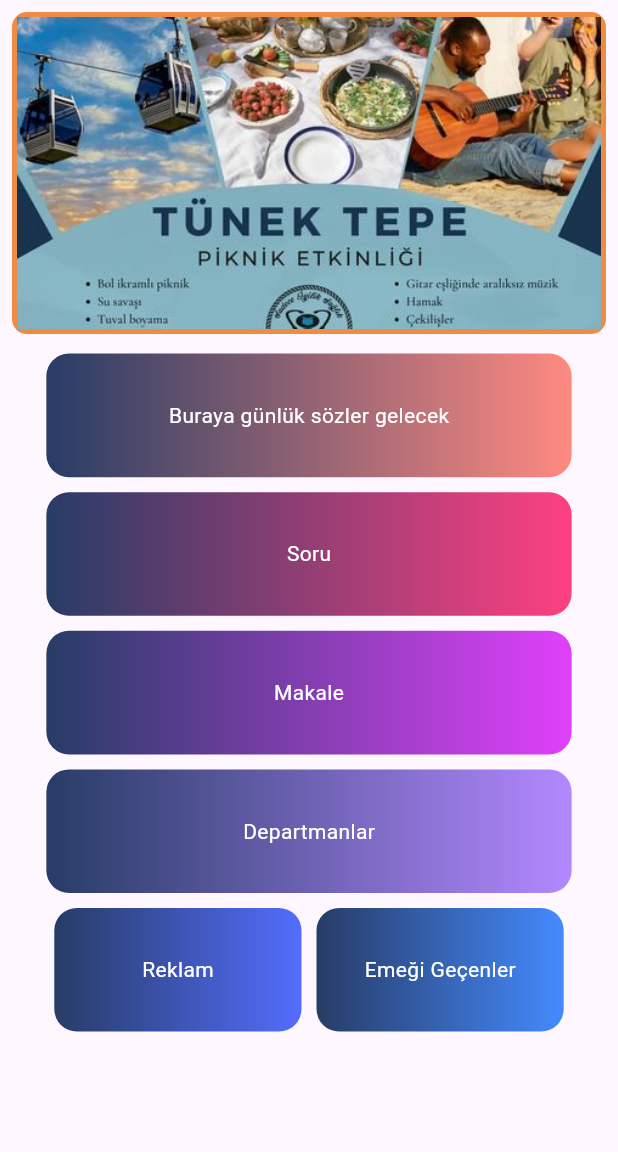
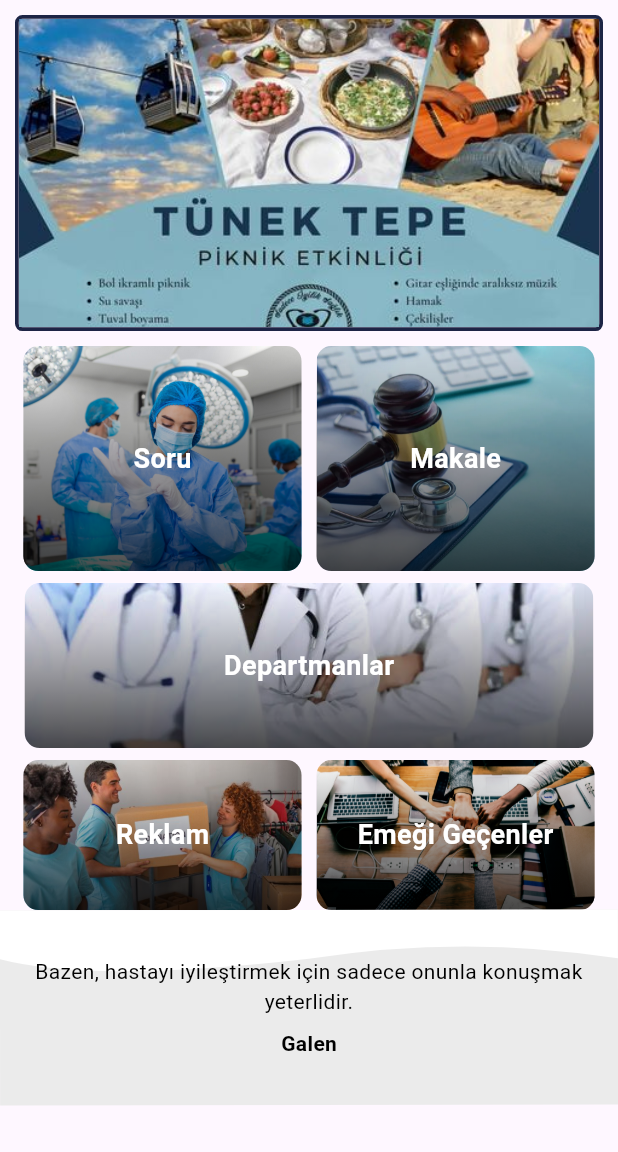
Before and after one commit to Sadece-Iyilik-Saglik/sadece_iylik_saglik, a Flutter app: the HomeScreen screen opened directly, on a phone screen of 412 x 824 dp, the part 84-1236 px from its top. Run offline on Flutter 3.47's test engine with Material 3 defaults, Android fonts, the phone set to English and light mode, and no system bars; our stand-ins replace animate_do, flutter_otp_text_field, photo_view, smooth_page_indicator.

Commit message:
home screen daily quotes UI is updated

```diff
--- a/lib/core/constants/app/image_strings.dart
+++ b/lib/core/constants/app/image_strings.dart
@@ -1,10 +1,20 @@
 class ImagesPath {
-  static String kOnboardingFirst = 'assets/images/onboarding_1.png';
-  static String kOnboardingSecond = 'assets/images/onboarding_2.png';
-  static String kOnboardingThird = 'assets/images/onboarding_3.png';
+  // logo
   static String akdenizLogo = 'assets/images/logo/akdeniz_logo.png';
-  static String second = 'assets/images/second.png';
-  static String team = 'assets/images/team.png';
-  static String welcome = 'assets/images/welcome.png';
-  static String welcome_color = 'assets/images/welcome_color.png';
+  static String akdenizSignupLogo = 'assets/images/logo/logoSignup.png';
+
+  // onboarding
+  static String onboardingSecond = 'assets/images/onboarding/second.png';
+  static String onboardingTeam = 'assets/images/onboarding/team.png';
+  static String onboardingWelcome = 'assets/images/onboarding/welcome.png';
+  static String welcomeColor = 'assets/images/welcome_color.png';
+
+  // home screen
+  static String homeScreenQuestion = 'assets/images/homeScreen/question.jpeg';
+  static String homeScreenAdvertisement = 'assets/images/homeScreen/ad.jpeg';
+  static String homeScreenArticle = 'assets/images/homeScreen/article.jpeg';
+  static String homeScreenDepartments =
+      'assets/images/homeScreen/departments.jpeg';
+  static String homeScreenContributors =
+      'assets/images/homeScreen/contributors.jpeg';
 }
--- a/lib/core/viewmodel/onboarding_view_model.dart
+++ b/lib/core/viewmodel/onboarding_view_model.dart
@@ -5,18 +5,18 @@ class OnBoardingViewModel {
   static List<Onboarding> onboardingList = [
     Onboarding(
       title: 'Hoşgeldin',
-      image: ImagesPath.welcome,
+      image: ImagesPath.onboardingWelcome,
       description:
           'Kendini test ederek ,eksiklerini giderebilirsin. Farklı dönemler, farklı komiteler ve farklı derslerden özenle hazırlanmış testlerle bir adım öne geç.',
     ),
     Onboarding(
       title: 'Makale mi test mi?',
-      image: ImagesPath.second,
+      image: ImagesPath.onboardingSecond,
       description:
           'İstersen test çöz, istersen dilediğin konuda makale araştırması yap.',
     ),
     Onboarding(
-      image: ImagesPath.team,
+      image: ImagesPath.onboardingTeam,
       title: 'Sadece iyilik Sağlık',
       description: 'Sadece İyilik Sağlık topluluğu tarafından yapılmıştır.',
     ),
--- a/lib/view/auth/signup_screen.dart
+++ b/lib/view/auth/signup_screen.dart
@@ -2,6 +2,7 @@ import 'package:flutter/cupertino.dart';
 import 'package:flutter/material.dart';
 import 'package:sadece_iylik_saglik/core/base/state/base_state.dart';
 import 'package:sadece_iylik_saglik/core/base/view/base_view.dart';
+import 'package:sadece_iylik_saglik/core/constants/app/image_strings.dart';
 import 'package:sadece_iylik_saglik/core/model/user_model.dart';
 import 'package:sadece_iylik_saglik/core/network/auth/auth.dart';
 import 'package:sadece_iylik_saglik/view/auth/login_screen.dart';
@@ -55,7 +56,7 @@ class _SignupScreenState extends BaseState<SignupScreen> {
               ),
               // headArea,
               SizedBox(
-                height: dynamicHeight(0.53),
+                height: dynamicHeight(0.55),
                 child: Column(
                   children: [
                     TextFieldCommon(
@@ -105,14 +106,14 @@ class _SignupScreenState extends BaseState<SignupScreen> {
           height: sizeHeight * 0.34,
           color: AppColor.kLine,
         ),
-        Image.network('https://akdeniz.edu.tr/assets/images/logo1.png'),
+        Image.asset(ImagesPath.akdenizSignupLogo),
       ],
     );
   }
 
-  Widget get headArea => const Image(
-        image: NetworkImage(
-          'https://akdeniz.edu.tr/assets/images/logo1.png',
+  Widget get headArea => Image(
+        image: AssetImage(
+          ImagesPath.akdenizSignupLogo,
         ),
       );
 
--- /dev/null
+++ b/lib/view/home/components/image_overlay.dart
@@ -0,0 +1,51 @@
+import 'package:flutter/material.dart';
+
+class ImageOverlayCard extends StatelessWidget {
+  final double height;
+  final double width;
+  final String imageLink;
+  final String title;
+
+  const ImageOverlayCard({
+    Key? key,
+    required this.imageLink,
+    required this.title,
+    required this.width,
+    required this.height,
+  }) : super(key: key);
+
+  @override
+  Widget build(BuildContext context) {
+    return Container(
+      height: height,
+      width: width,
+      decoration: BoxDecoration(
+        borderRadius: BorderRadius.circular(10),
+        image: DecorationImage(
+          image: AssetImage(imageLink),
+          fit: BoxFit.cover,
+        ),
+      ),
+      child: Container(
+        decoration: BoxDecoration(
+          borderRadius: BorderRadius.circular(10),
+          gradient: LinearGradient(
+            begin: Alignment.topCenter,
+            end: Alignment.bottomCenter,
+            colors: [Colors.transparent, Colors.black.withOpacity(0.7)],
+          ),
+        ),
+        child: Center(
+          child: Text(
+            title,
+            style: const TextStyle(
+              fontSize: 18,
+              color: Colors.white,
+              fontWeight: FontWeight.bold,
+            ),
+          ),
+        ),
+      ),
+    );
+  }
+}
--- a/lib/view/home/home_screen.dart
+++ b/lib/view/home/home_screen.dart
@@ -1,10 +1,15 @@
 import 'package:flutter/material.dart';
 import 'package:sadece_iylik_saglik/core/base/state/base_state.dart';
 import 'package:sadece_iylik_saglik/core/base/view/base_view.dart';
+import 'package:sadece_iylik_saglik/core/constants/app/color_strings.dart';
+import 'package:sadece_iylik_saglik/core/constants/app/image_strings.dart';
 import 'package:sadece_iylik_saglik/view/article/article_screen.dart';
 import 'package:sadece_iylik_saglik/view/auth/login_screen.dart';
 import 'package:sadece_iylik_saglik/view/question/question_screen.dart';
 import 'package:photo_view/photo_view.dart';
+
+import '../onboarding/components/card_customized.dart';
+import 'components/image_overlay.dart';
 
 class HomeScreen extends StatefulWidget {
   const HomeScreen({super.key});
@@ -33,15 +38,14 @@ class _HomeScreenState extends BaseState<HomeScreen> {
 
   Widget get scaffoldBody => Scaffold(
         appBar: appBar,
-        body: SafeArea(
-          child: SingleChildScrollView(
+        body: SingleChildScrollView(
           child: Column(
             children: [
               carouselArea(),
               menuButtons,
               bottomMenuButtons,
+              bottomCard
             ],
-            ),
           ),
         ),
       );
@@ -56,6 +60,49 @@ class _HomeScreenState extends BaseState<HomeScreen> {
           popUpMenu,
         ],
       );
+  Widget get bottomCard {
+    return Stack(
+      clipBehavior: Clip.none,
+      alignment: Alignment.center,
+      children: [
+        Transform.rotate(
+          angle: 3.14, // 180 derece döndürme
+          child: Container(
+            height: 130,
+            width: double.infinity,
+            color: AppColor.kLine,
+            child: CustomPaint(
+              painter: WavePainter(
+                color: AppColor.kWhite,
+              ),
+            ),
+          ),
+        ),
+        const Padding(
+          padding: EdgeInsets.symmetric(horizontal: 13.0),
+          child: Column(
+            mainAxisAlignment: MainAxisAlignment.center,
+            children: [
+              Text(
+                "Bazen, hastayı iyileştirmek için sadece onunla konuşmak yeterlidir.",
+                style: TextStyle(color: Colors.black),
+                textAlign: TextAlign.center,
+              ),
+              SizedBox(
+                  height: 8), // Add some space between the quote and the author
+              Text(
+                "Galen",
+                style: TextStyle(
+                  color: Colors.black,
+                  fontWeight: FontWeight.bold,
+                ),
+              ),
+            ],
+          ),
+        )
+      ],
+    );
+  }
 
   Widget get popUpMenu => PopupMenuButton<int>(
         offset: const Offset(-10, 40),
@@ -131,7 +178,7 @@ class _HomeScreenState extends BaseState<HomeScreen> {
 
   Widget carouselCard(String image) {
     return Padding(
-      padding: const EdgeInsets.all(8.0),
+      padding: const EdgeInsets.all(10.0),
       child: DecoratedBox(
         decoration: BoxDecoration(
           borderRadius: BorderRadius.circular(10),
@@ -144,10 +191,10 @@ class _HomeScreenState extends BaseState<HomeScreen> {
           child: Container(
             decoration: BoxDecoration(
               border: Border.all(
-                color: const Color(0xFFED8C42),
-                width: 3.5,
+                color: AppColor.kSecondary,
+                width: 2.5,
               ),
-              borderRadius: BorderRadius.circular(10),
+              borderRadius: BorderRadius.circular(5),
             ),
             child: Image.asset(
               image,
@@ -194,167 +241,86 @@ class _HomeScreenState extends BaseState<HomeScreen> {
 
   Widget get menuButtons => Column(
         children: [
-          customMenuButton(
-            "Buraya günlük sözler gelecek",
-            Colors.accents[0].shade100,
-            0.1,
-            0.85,
-            () {
-              // showDailyQuotesDialog(context);
+          firstRowOfQuestionAndArticle,
+          Padding(
+            padding: const EdgeInsets.symmetric(vertical: 8.0),
+            child: GestureDetector(
+              onTap: () {
+                // showDepartmentsPage();
+                showQuestionsPage();
               },
+              child: ImageOverlayCard(
+                imageLink: ImagesPath.homeScreenDepartments,
+                title: 'Departmanlar',
+                width: dynamicWidth(0.92),
+                height: 110,
               ),
-          customMenuButton(
-            "Soru",
-            Colors.accents[1].shade200,
-            0.1,
-            0.85,
-            () {},
             ),
-          customMenuButton(
-            "Makale",
-            Colors.accents[2].shade200,
-            0.1,
-            0.85,
-            () => showArticlePage(),
-          ),
-          customMenuButton(
-            "Departmanlar",
-            Colors.accents[3].shade100,
-            0.1,
-            0.85,
-            () => {
-              showQuestionsPage()
-              // showDepartmentsPage()
-            },
           ),
         ],
       );
+  Widget get firstRowOfQuestionAndArticle => Row(
+        mainAxisAlignment: MainAxisAlignment.center,
+        children: [
+          GestureDetector(
+            onTap: () {
+              // Burada tıklama olayına ne yapılacağını ekleyebilirsiniz.
+              // Örneğin, bir sayfaya gitmek için Navigator kullanabilirsiniz.
+            },
+            child: ImageOverlayCard(
+              imageLink: ImagesPath.homeScreenQuestion,
+              title: 'Soru',
+              width: dynamicWidth(0.45),
+              height: 150,
+            ),
+          ),
+          const SizedBox(
+            width: 10,
+          ),
+          GestureDetector(
+            onTap: () {
+              showArticlePage();
+            },
+            child: ImageOverlayCard(
+              imageLink: ImagesPath.homeScreenArticle,
+              title: 'Makale',
+              width: dynamicWidth(0.45),
+              height: 150,
+            ),
+          ),
+        ],
+      );
+
   Widget get bottomMenuButtons => Row(
         mainAxisAlignment: MainAxisAlignment.center,
         children: [
-          customMenuButton(
-            "Reklam",
-            Colors.accents[4].shade200,
-            0.1,
-            0.40,
-            () => showAdPage(),
+          GestureDetector(
+            onTap: () {
+              showAdPage();
+            },
+            child: ImageOverlayCard(
+              imageLink: ImagesPath.homeScreenAdvertisement,
+              title: 'Reklam',
+              width: dynamicWidth(0.45),
+              height: 100,
             ),
-          customMenuButton(
-            "Emeği Geçenler",
-            Colors.accents[5].shade200,
-            0.1,
-            0.4,
-            showContributors,
+          ),
+          const SizedBox(
+            width: 10,
+          ),
+          GestureDetector(
+            onTap: () {
+              showContributors();
+            },
+            child: ImageOverlayCard(
+              imageLink: ImagesPath.homeScreenContributors,
+              title: 'Emeği Geçenler',
+              width: dynamicWidth(0.45),
+              height: 100,
+            ),
           ),
         ],
       );
-  Widget customMenuButton(String s, Color color, double height, double width,
-      Function() onTapFunction) {
-    return InkWell(
-      onTap: () {
-        onTapFunction();
-      },
-      child: Container(
-        margin: const EdgeInsets.all(5),
-        decoration: BoxDecoration(
-          color: color,
-          borderRadius: BorderRadius.circular(15),
-          // border: Border.all(
-          //   color: const Color(0xFFED8C42),
-          //   width: 0,
-          // ),
-          gradient: LinearGradient(
-            colors: [
-              const Color(0xFF273C66),
-              color,
-            ],
-          ),
-        ),
-        width: dynamicWidth(width),
-        height: dynamicHeight(height),
-        child: Center(
-          child: Text(
-            s,
-            style: const TextStyle(color: Colors.white),
-          ),
-        ),
-      ),
-    );
-  }
-
-  // void showDailyQuotesDialog(BuildContext context) {
-  //   showGeneralDialog(
-  //     barrierLabel: "Label",
-  //     barrierDismissible: true,
-  //     barrierColor: Colors.black.withOpacity(0.6),
-  //     transitionDuration: const Duration(milliseconds: 200),
-  //     context: context,
-  //     pageBuilder: (context, animation1, animation2) {
-  //       final curvedValue = Curves.easeInOut.transform(animation1.value);
-  //       return Center(
-  //         child: SizedBox(
-  //           width: dynamicWidth(0.9),
-  //           child: Material(
-  //             color: Colors.transparent,
-  //             child: Transform.scale(
-  //               scale: 1 + (0.2 * curvedValue),
-  //               child: Container(
-  //                 decoration: BoxDecoration(
-  //                   color: Colors.white,
-  //                   borderRadius: BorderRadius.circular(15),
-  //                 ),
-  //                 child: Column(
-  //                   mainAxisSize: MainAxisSize.min,
-  //                   children: <Widget>[
-  //                     Container(
-  //                       width: double.infinity,
-  //                       padding: const EdgeInsets.all(20),
-  //                       decoration: const BoxDecoration(
-  //                         color: Color(0xFF273C66),
-  //                         borderRadius: BorderRadius.only(
-  //                           topLeft: Radius.circular(15),
-  //                           topRight: Radius.circular(15),
-  //                         ),
-  //                       ),
-  //                       child: const Center(
-  //                         child: Text(
-  //                           "Günlük Sözler",
-  //                           style: TextStyle(
-  //                             fontSize: 24,
-  //                             color: Colors.white,
-  //                           ),
-  //                         ),
-  //                       ),
-  //                     ),
-  //                     Container(
-  //                       padding: const EdgeInsets.all(16),
-  //                       child: Column(
-  //                         children: <Widget>[
-  //                           const Text(
-  //                             "Burada günlük sözlerin içeriği veya diğer bilgiler yer alabilir.",
-  //                             style: TextStyle(fontSize: 17),
-  //                           ),
-  //                           const SizedBox(height: 20),
-  //                           ElevatedButton(
-  //                             style: const ButtonStyle(),
-  //                             onPressed: () {
-  //                               Navigator.of(context).pop();
-  //                             },
-  //                             child: const Text("Kapat"),
-  //                           ),
-  //                         ],
-  //                       ),
-  //                     ),
-  //                   ],
-  //                 ),
-  //               ),
-  //             ),
-  //           ),
-  //         ),
-  //       );
-  //     },
-  //   );
-  // }
 
   void showQuestionsPage() {
     Navigator.push(
--- a/lib/view/onboarding/onboarding_page.dart
+++ b/lib/view/onboarding/onboarding_page.dart
@@ -122,12 +122,11 @@ class _OnBoardingScreenState extends State<OnBoardingScreen> {
         onTap: () {
           if (_currentIndex ==
               (OnBoardingViewModel.onboardingList.length - 1)) {
-            Navigator.pushAndRemoveUntil(
+            Navigator.push(
               context,
               MaterialPageRoute(
                 builder: (context) => const SignupScreen(),
               ),
-              (route) => false,
             );
           } else {
             _pageController.nextPage(
@@ -146,13 +145,15 @@ class _OnBoardingScreenState extends State<OnBoardingScreen> {
   Widget get customTextButton {
     return CustomTextButton(
       onPressed: () {
-        Navigator.pushAndRemoveUntil(
-          context,
-          MaterialPageRoute(
-            builder: (context) => const LoginScreen(),
-          ),
-          (route) => false,
-        );
+        _currentIndex == (OnBoardingViewModel.onboardingList.length - 1)
+            ? Navigator.push(
+                context,
+                MaterialPageRoute(
+                  builder: (context) => const LoginScreen(),
+                ),
+              )
+            : _pageController
+                .jumpToPage(OnBoardingViewModel.onboardingList.length - 1);
       },
       text: _currentIndex == (OnBoardingViewModel.onboardingList.length - 1)
           ? 'Giriş yap'
--- a/pubspec.yaml
+++ b/pubspec.yaml
@@ -68,6 +68,8 @@ flutter:
   assets:
     - assets/images/
     - assets/images/logo/
+    - assets/images/homeScreen/
+    - assets/images/onboarding/
 
   # An image asset can refer to one or more resolution-specific "variants", see
   # https://flutter.dev/assets-and-images/#resolution-aware
```
Also changed, not shown: assets/images/homeScreen/ad.jpeg (added), assets/images/homeScreen/article.jpeg (added), assets/images/homeScreen/contributors.jpeg (added), assets/images/homeScreen/departments.jpeg (added), assets/images/homeScreen/question.jpeg (added), assets/images/logo/logoSignup.png (added), assets/images/onboarding/second.png (renamed from assets/images/second.png), assets/images/onboarding/team.png (added), assets/images/onboarding/welcome.png (renamed from assets/images/welcome.png), assets/images/team.png (deleted). Lines whose indentation alone changed are shown as unchanged.
